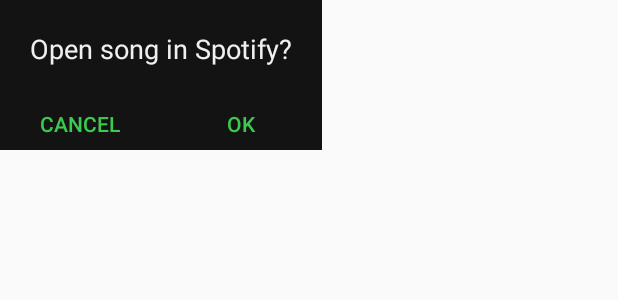
After one commit to jerbotron/SpotiShake, an Android app: the layout dialog_spotify_deeplink.xml on its own in the app's theme, with its tools: preview values and no code run, on a phone screen of 412 x 824 dp. The commit adds this screen. Shown: the top 300 px of the screen. Run offline under Robolectric (Android 15) with nearby library versions, the phone set to English and light mode, and no system bars.

Commit message:
added deeplink dialog

```diff
--- /dev/null
+++ b/app/src/main/res/layout/dialog_spotify_deeplink.xml
@@ -0,0 +1,42 @@
+<?xml version="1.0" encoding="utf-8"?>
+<LinearLayout xmlns:android="http://schemas.android.com/apk/res/android"
+    android:background="@color/spotifyBlack"
+    android:orientation="vertical"
+    android:layout_width="wrap_content"
+    android:layout_height="100dp">
+
+    <TextView
+        android:id="@+id/delete_history_confirmation"
+        android:layout_width="wrap_content"
+        android:layout_height="wrap_content"
+        android:text="@string/open_spotify_deeplink"
+        android:textColor="@color/offWhite"
+        android:textSize="18sp"
+        android:padding="20dp"/>
+
+    <LinearLayout
+        android:orientation="horizontal"
+        android:layout_width="match_parent"
+        android:layout_height="wrap_content">
+
+        <Button
+            android:id="@+id/cancel_action"
+            android:layout_weight="1"
+            android:layout_width="0dp"
+            android:layout_height="wrap_content"
+            android:background="@android:color/transparent"
+            android:textColor="@color/spotifyGreen"
+            android:text="@android:string/cancel"/>
+
+        <Button
+            android:id="@+id/confirm_ok"
+            android:layout_weight="1"
+            android:layout_width="0dp"
+            android:layout_height="wrap_content"
+            android:background="@android:color/transparent"
+            android:textColor="@color/spotifyGreen"
+            android:text="@android:string/ok"/>
+
+    </LinearLayout>
+
+</LinearLayout>
--- a/app/src/main/res/values/strings.xml
+++ b/app/src/main/res/values/strings.xml
@@ -12,6 +12,7 @@
     <!--Fragments-->
     <string name="album_empty_msg">Shake to ID a song!</string>
     <string name="history_toolbar_title">History</string>
+    <string name="open_spotify_deeplink">Open song in Spotify?</string>
 
     <!--Snack bar-->
     <string name="history_deleted">Deleted from history.</string>
```
Also changed, not shown: app/src/main/java/com/jerbotron_mac/spotishake/activities/home/adapters/HistoryListAdapter.java (+36 -0 lines).
